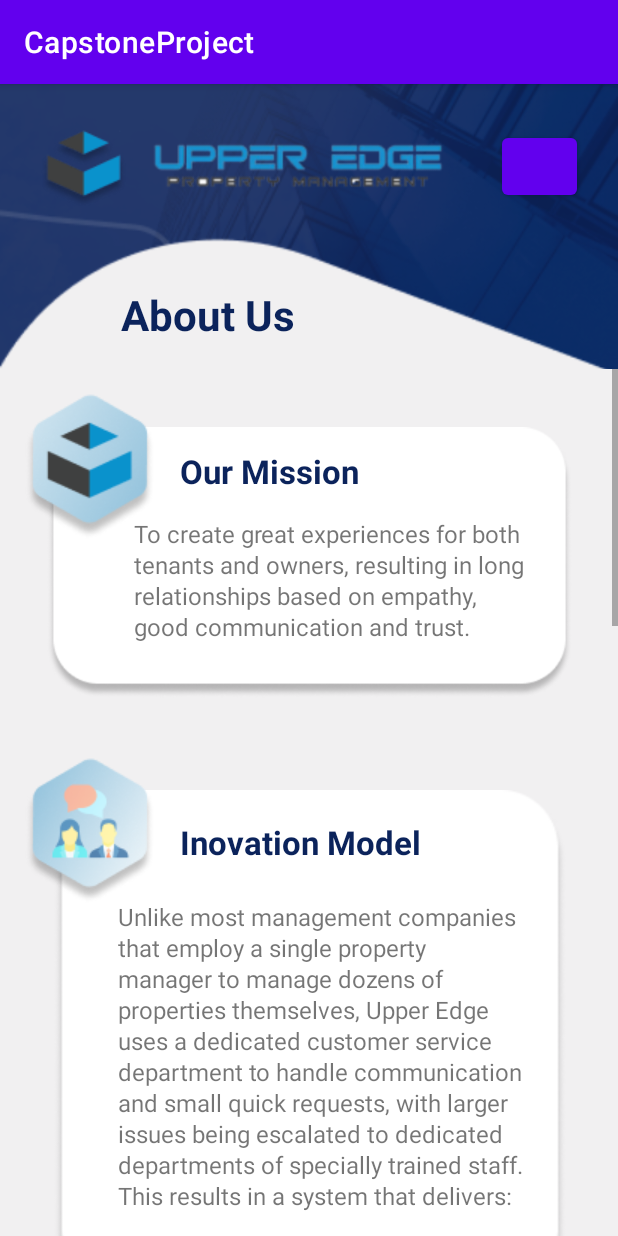
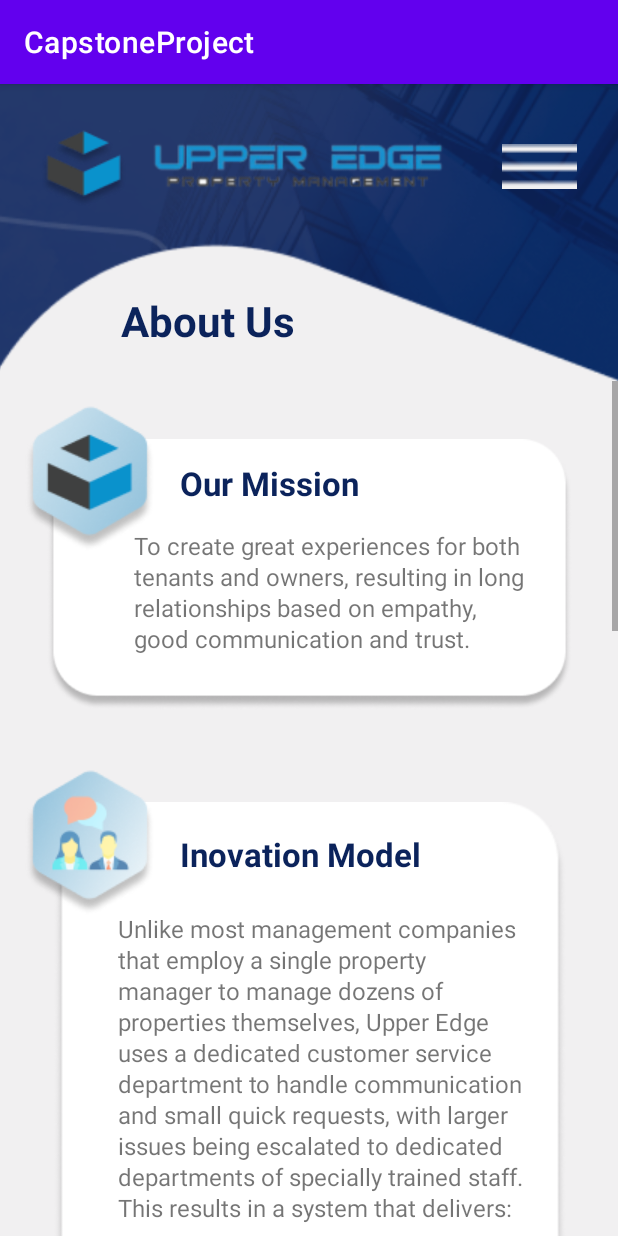
Before and after one commit to jiyeong97/QAMobileApp, an Android app: the AboutUs screen opened directly, with no data from a screen before it, on a phone screen of 412 x 824 dp. Run offline under Robolectric (Android 15) with nearby library versions, the phone set to English and light mode, and no system bars.

Commit message:
AboutUs Working4 -Jiyeong

```diff
--- a/app/src/main/res/layout/activity_about_us.xml
+++ b/app/src/main/res/layout/activity_about_us.xml
@@ -19,7 +19,7 @@
         <ImageView
             android:id="@+id/topBackgroudImg"
             android:layout_width="0dp"
-            android:layout_height="190dp"
+            android:layout_height="198dp"
             android:scaleType="centerCrop"
             app:layout_constraintBottom_toBottomOf="parent"
             app:layout_constraintEnd_toEndOf="parent"
@@ -65,14 +65,17 @@
             app:layout_constraintStart_toStartOf="parent"
             app:layout_constraintTop_toBottomOf="@+id/logoTitleImg" />
 
-        <Button
+        <ImageButton
             android:id="@+id/naviBtn"
             android:layout_width="50dp"
             android:layout_height="50dp"
             android:layout_marginTop="30dp"
             app:layout_constraintEnd_toEndOf="@+id/topBackgroudImg"
             app:layout_constraintStart_toEndOf="@+id/logoTitleImg"
-            app:layout_constraintTop_toTopOf="@+id/topBackgroudImg" />
+            app:layout_constraintTop_toTopOf="@+id/topBackgroudImg"
+            android:backgroundTint="@color/clear"
+            android:scaleType="centerCrop"
+            android:src="@drawable/threeline"/>
 
     </androidx.constraintlayout.widget.ConstraintLayout>
 
@@ -449,41 +452,49 @@
                     app:layout_constraintBottom_toBottomOf="parent"
                     app:layout_constraintStart_toStartOf="parent" />
 
-                <Button
+                <ImageButton
                     android:id="@+id/twitterBtn"
                     android:layout_width="40dp"
                     android:layout_height="40dp"
                     android:layout_marginStart="15dp"
                     android:layout_marginBottom="10dp"
                     app:layout_constraintBottom_toBottomOf="@+id/bottomBackgroundImg"
-                    app:layout_constraintStart_toEndOf="@+id/authorTxt" />
+                    app:layout_constraintStart_toEndOf="@+id/authorTxt"
+                    android:src="@drawable/twittericon"
+                    android:backgroundTint="@color/clear"/>
 
-                <Button
+                <ImageButton
                     android:id="@+id/youtubeBtn"
                     android:layout_width="40dp"
                     android:layout_height="40dp"
                     android:layout_marginStart="10dp"
                     android:layout_marginBottom="10dp"
                     app:layout_constraintBottom_toBottomOf="@+id/bottomBackgroundImg"
-                    app:layout_constraintStart_toEndOf="@+id/twitterBtn" />
+                    app:layout_constraintStart_toEndOf="@+id/twitterBtn"
+                    android:src="@drawable/youtubeicon"
+                    android:backgroundTint="@color/clear"/>
 
-                <Button
+                <ImageButton
                     android:id="@+id/facebookBtn"
                     android:layout_width="40dp"
                     android:layout_height="40dp"
                     android:layout_marginStart="10dp"
                     android:layout_marginBottom="10dp"
                     app:layout_constraintBottom_toBottomOf="@+id/bottomBackgroundImg"
-                    app:layout_constraintStart_toEndOf="@+id/youtubeBtn" />
+                    app:layout_constraintStart_toEndOf="@+id/youtubeBtn"
+                    android:src="@drawable/facebookicon"
+                    android:backgroundTint="@color/clear"/>
 
-                <Button
+                <ImageButton
                     android:id="@+id/linkedInBtn"
                     android:layout_width="40dp"
                     android:layout_height="40dp"
                     android:layout_marginStart="10dp"
                     android:layout_marginBottom="10dp"
                     app:layout_constraintBottom_toBottomOf="@+id/bottomBackgroundImg"
-                    app:layout_constraintStart_toEndOf="@+id/facebookBtn" />
+                    app:layout_constraintStart_toEndOf="@+id/facebookBtn"
+                    android:src="@drawable/linkedinicon"
+                    android:backgroundTint="@color/clear"/>
 
             </androidx.constraintlayout.widget.ConstraintLayout>
 
--- a/app/src/main/res/values/colors.xml
+++ b/app/src/main/res/values/colors.xml
@@ -9,4 +9,5 @@
     <color name="white">#FFFFFFFF</color>
     <color name="darkBlue">#0B235B</color>
     <color name="whiteGray">#F1F0F1</color>
+    <color name="clear">#00000000</color>
 </resources>
```
